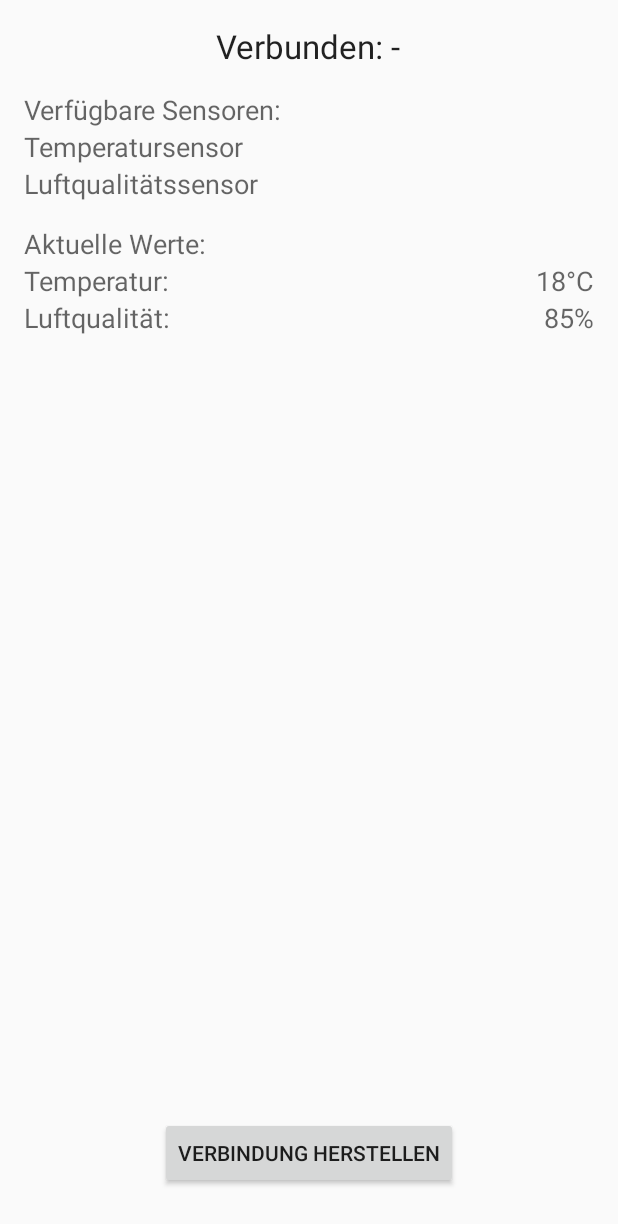
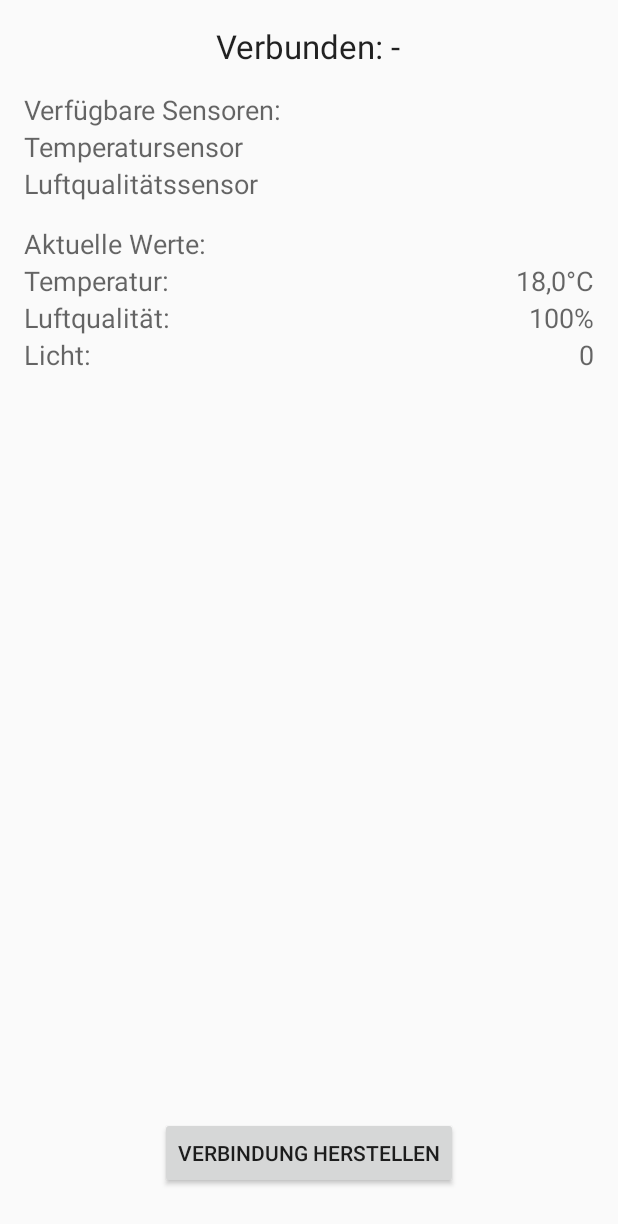
Before and after one commit to ottmann/maph, an Android app: the layout activity_arduino.xml on its own in the app's theme, with its tools: preview values and no code run, on a phone screen of 412 x 824 dp. Shown: the top 1224 px of the screen. Run offline under Robolectric (Android 15) with nearby library versions, the phone set to English and light mode, and no system bars.

Commit message:
add sensor values to arduinoactivity getSensorValues now static

```diff
--- a/DepressionsApp/app/src/main/res/layout/activity_arduino.xml
+++ b/DepressionsApp/app/src/main/res/layout/activity_arduino.xml
@@ -85,10 +85,19 @@
         android:layout_alignParentStart="true" />
 
     <TextView
+        android:layout_width="wrap_content"
+        android:layout_height="wrap_content"
+        android:textAppearance="?android:attr/textAppearanceMedium"
+        android:text="Licht:"
+        android:id="@+id/LichtTextView"
+        android:layout_below="@+id/textView31"
+        android:layout_alignParentStart="true" />
+
+    <TextView
         android:layout_width="fill_parent"
         android:layout_height="wrap_content"
         android:textAppearance="?android:attr/textAppearanceMedium"
-        android:text="18°C"
+        android:text="18,0°C"
         android:id="@+id/TemperaturTextView"
         android:layout_alignTop="@+id/textView30"
         android:layout_toEndOf="@+id/textView26"
@@ -101,11 +110,23 @@
         android:layout_width="wrap_content"
         android:layout_height="wrap_content"
         android:textAppearance="?android:attr/textAppearanceMedium"
-        android:text="85%"
+        android:text="100%"
         android:id="@+id/textView33"
         android:layout_below="@+id/textView30"
         android:layout_alignEnd="@+id/TemperaturTextView"
         android:layout_alignParentEnd="true"
         android:layout_alignParentRight="true"
         android:gravity="right"/>
+
+    <TextView
+        android:layout_width="wrap_content"
+        android:layout_height="wrap_content"
+        android:textAppearance="?android:attr/textAppearanceMedium"
+        android:text="0"
+        android:id="@+id/LichtValueTextView"
+        android:layout_below="@+id/textView31"
+        android:layout_alignEnd="@+id/TemperaturTextView"
+        android:layout_alignParentEnd="true"
+        android:layout_alignParentRight="true"
+        android:gravity="right"/>
 </RelativeLayout>
```
Also changed, not shown: DepressionsApp/app/src/main/java/com/example/elisabeth/depressionsapp/devices/ArduinoActivity.java (+122 -14 lines), DepressionsApp/app/src/main/java/com/example/elisabeth/depressionsapp/interfaces/SensorValueListener.java (added, +9 -0 lines), DepressionsApp/app/src/main/java/com/example/elisabeth/depressionsapp/interfaces/SensorValuesChangedListener.java (added, +9 -0 lines), DepressionsApp/app/src/main/java/com/example/elisabeth/depressionsapp/services/BluetoothConnectionManager.java (+37 -15 lines), DepressionsApp/app/src/main/java/com/example/elisabeth/depressionsapp/services/BluetoothConnectionService.java (+15 -11 lines), DepressionsApp/app/src/main/java/com/example/elisabeth/depressionsapp/services/SensorValueManager.java (added, +30 -0 lines).
